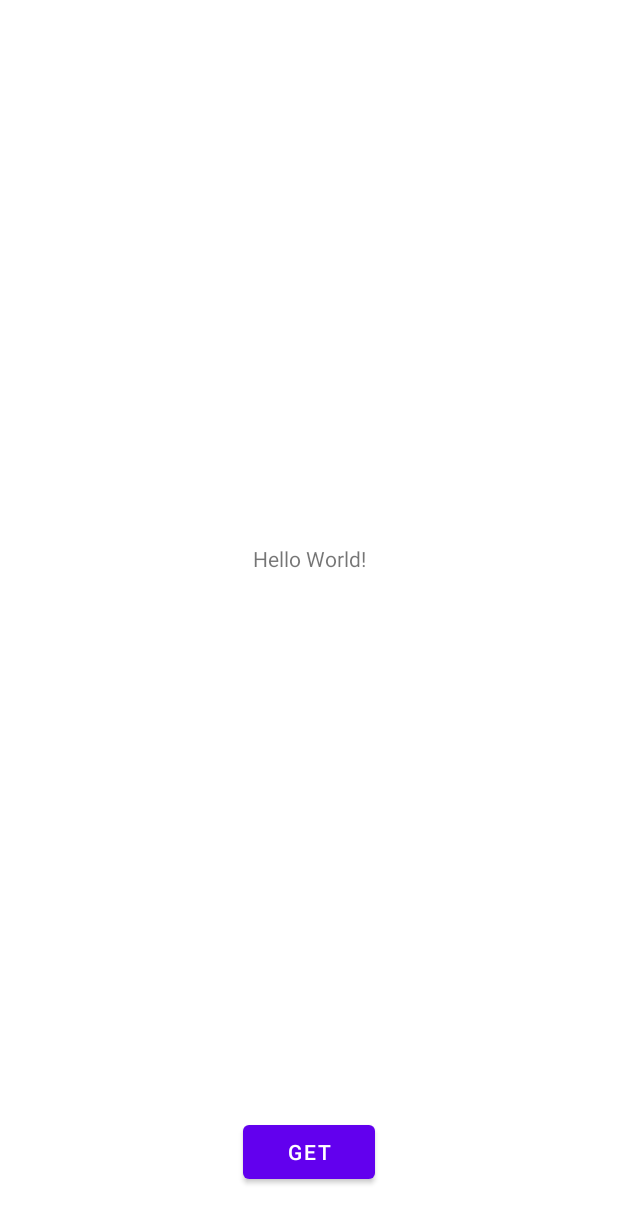
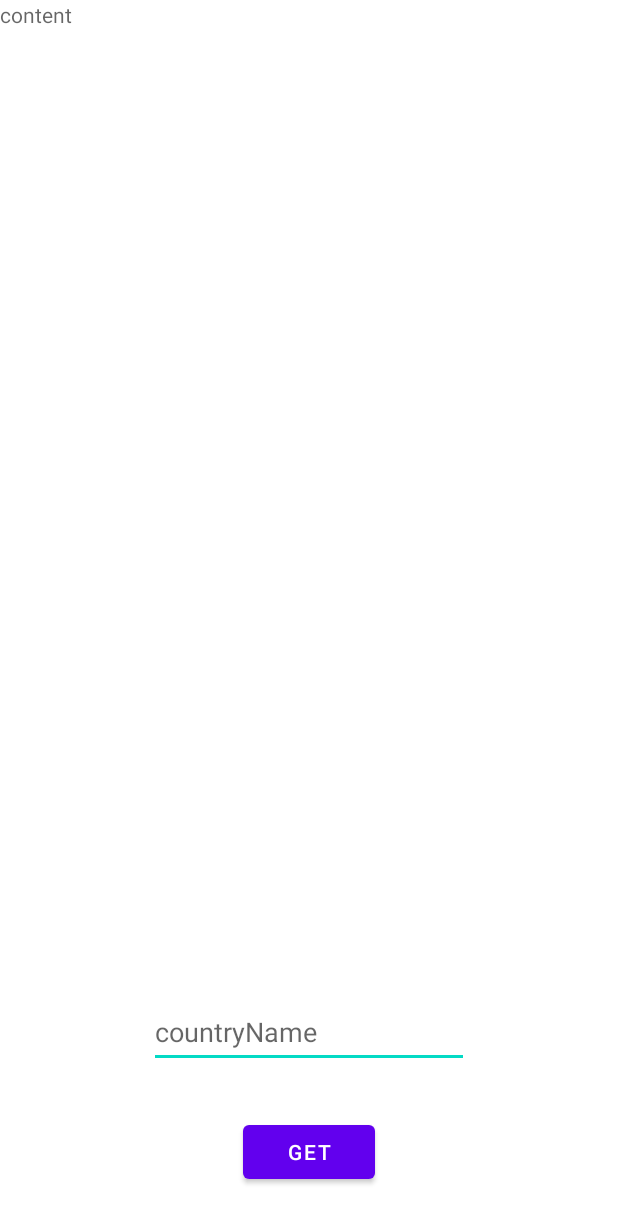
Before and after one commit to MohamedElgohary88/ClothingSuggester, an Android app: the layout activity_main.xml on its own in the app's theme, with its tools: preview values and no code run, on a phone screen of 412 x 824 dp. Shown: the top 1223 px of the screen. Run offline under Robolectric (Android 15) with nearby library versions, the phone set to English and light mode, and no system bars.

Commit message:
get json file

```diff
--- a/app/src/main/AndroidManifest.xml
+++ b/app/src/main/AndroidManifest.xml
@@ -2,6 +2,7 @@
 <manifest xmlns:android="http://schemas.android.com/apk/res/android"
     xmlns:tools="http://schemas.android.com/tools">
 
+    <uses-permission android:name="android.permission.INTERNET" />
     <application
         android:allowBackup="true"
         android:dataExtractionRules="@xml/data_extraction_rules"
@@ -10,6 +11,7 @@
         android:label="@string/app_name"
         android:supportsRtl="true"
         android:theme="@style/Theme.ClothingSuggester"
+        android:usesCleartextTraffic="true"
         tools:targetApi="31">
         <activity
             android:name=".MainActivity"
--- a/app/src/main/res/layout/activity_main.xml
+++ b/app/src/main/res/layout/activity_main.xml
@@ -8,10 +8,10 @@
 
     <TextView
         android:id="@+id/text_view"
-        android:layout_width="wrap_content"
-        android:layout_height="wrap_content"
-        android:text="Hello World!"
-        app:layout_constraintBottom_toTopOf="@+id/get"
+        android:layout_width="match_parent"
+        android:layout_height="0dp"
+        android:hint="content"
+        app:layout_constraintBottom_toTopOf="@+id/country"
         app:layout_constraintEnd_toEndOf="parent"
         app:layout_constraintStart_toStartOf="parent"
         app:layout_constraintTop_toTopOf="parent" />
@@ -26,5 +26,18 @@
         app:layout_constraintEnd_toEndOf="parent"
         app:layout_constraintStart_toStartOf="parent" />
 
+    <EditText
+        android:id="@+id/country"
+        android:layout_width="wrap_content"
+        android:layout_height="wrap_content"
+        android:layout_marginBottom="32dp"
+        android:ems="10"
+        android:hint="countryName"
+        android:inputType="textPersonName"
+        android:minHeight="48dp"
+        app:layout_constraintBottom_toTopOf="@+id/get"
+        app:layout_constraintEnd_toEndOf="parent"
+        app:layout_constraintStart_toStartOf="parent" />
+
 
 </androidx.constraintlayout.widget.ConstraintLayout>
```
Also changed, not shown: app/src/main/java/com/example/clothingsuggester/MainActivity.kt (+14 -1 lines).
